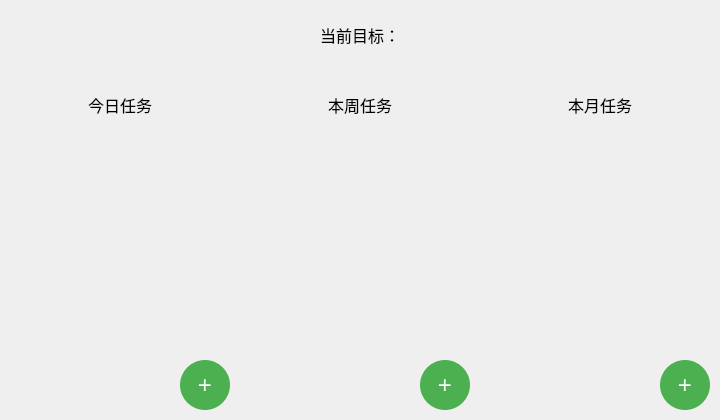
Before: the Qt Designer form widget.ui in candvert/Schedule, drawn with Qt 5.
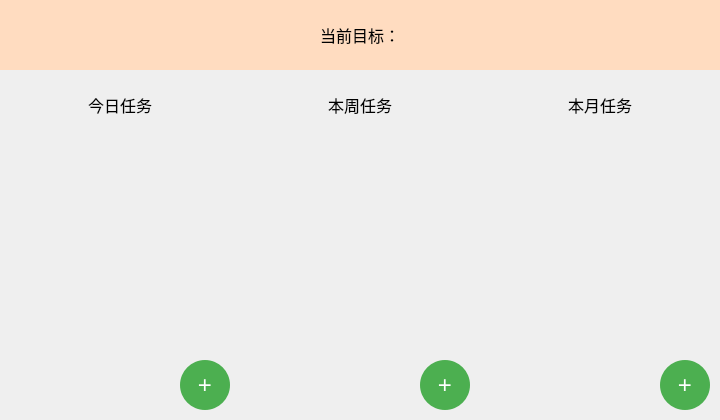
After: the same form once the commit is applied.

The edit to the form file:
```diff
--- a/widget.ui
+++ b/widget.ui
@@ -70,6 +70,9 @@
           <pointsize>12</pointsize>
          </font>
         </property>
+        <property name="styleSheet">
+         <string notr="true">background-color: rgb(255, 220, 192);</string>
+        </property>
         <property name="text">
          <string>当前目标：</string>
         </property>
```
